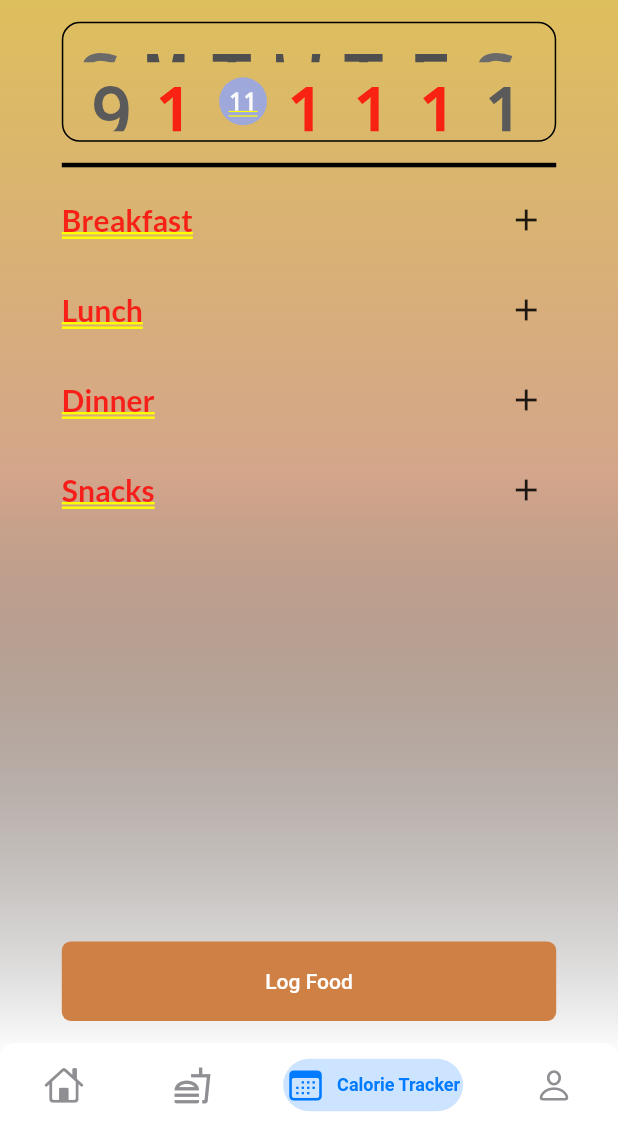
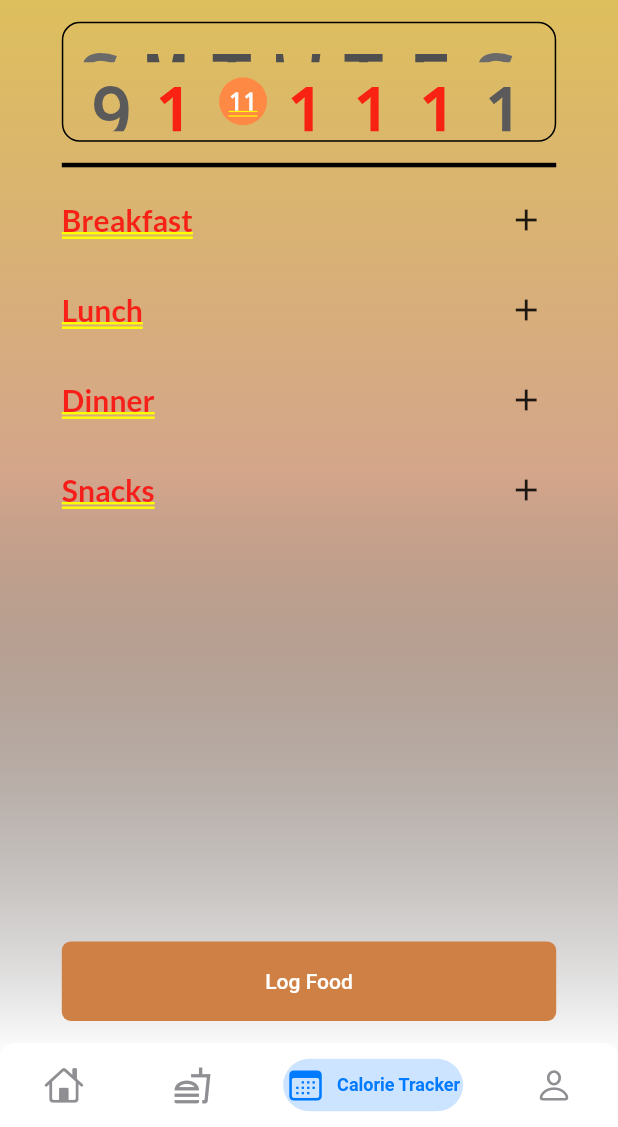
Before and after one commit to EdisonModesto/LutoJuan-Mobile, a Flutter app: the screen it shows once a user with an empty profile is signed in, item 3 of the bottom bar chosen, on a phone screen of 412 x 824 dp, the part 109-1236 px from its top. Run offline on Flutter 3.47's test engine with Material 2 defaults, Android fonts, the phone set to English and light mode, and no system bars; drawn by our look-alikes of persistent_bottom_nav_bar, table_calendar; our stand-ins replace cloud_firestore, file_picker, firebase_auth, firebase_core, firebase_storage, flutter_riverpod and 7 more; missing offline and left inert: field_suggestion, flutter_gif; accounts and stored records are empty; generated files the repository leaves out were written again; network calls fail.

Commit message:
- Added loading animations - Tweaked Calendar UI

```diff
--- a/lib/Features/3. CalorieTracking/TrackView.dart
+++ b/lib/Features/3. CalorieTracking/TrackView.dart
@@ -70,7 +70,16 @@ class _TrackViewState extends ConsumerState<TrackView> {
                       lastDay: DateTime.utc(2030, 3, 14),
                       focusedDay: DateTime.now(),
                       headerVisible: false,
-
+                      calendarStyle: CalendarStyle(
+                        selectedDecoration: BoxDecoration(
+                          color: Color(0xffFE8945),
+                          shape: BoxShape.circle,
+                        ),
+                        todayDecoration: BoxDecoration(
+                          color: Color(0xffFE8945),
+                          shape: BoxShape.circle,
+                        ),
+                      ),
                       selectedDayPredicate: (day) {
                         return isSameDay(_selectedDay, day);
                       },
--- a/lib/Features/NavBar/Nabar.dart
+++ b/lib/Features/NavBar/Nabar.dart
@@ -9,6 +9,7 @@ import 'package:persistent_bottom_nav_bar/persistent_tab_view.dart';
 
 import '../1. NewsFeed/Home_View.dart';
 import '../2. CreateRecipe/Create_View.dart';
+import 'generateLoading.dart';
 
 class AppNavBar extends ConsumerStatefulWidget {
   const AppNavBar({
@@ -25,35 +26,35 @@ class _AppNavBarState extends ConsumerState<AppNavBar> {
 
   List<Widget> _buildScreens() {
     return [
-      HomeVIew(),
-      CreateView(),
-      TrackView(),
-      ProfileView()
+      const HomeVIew(),
+      const CreateView(),
+      const TrackView(),
+      const ProfileView()
     ];
   }
 
   List<PersistentBottomNavBarItem> _navBarsItems() {
     return [
       PersistentBottomNavBarItem(
-        icon: Icon(CupertinoIcons.home),
+        icon: const Icon(CupertinoIcons.home),
         title: ("Home"),
         activeColorPrimary: CupertinoColors.activeBlue,
         inactiveColorPrimary: CupertinoColors.systemGrey,
       ),
       PersistentBottomNavBarItem(
-        icon: Icon(Icons.fastfood_outlined),
+        icon: const Icon(Icons.fastfood_outlined),
         title: ("Create Recipe"),
         activeColorPrimary: CupertinoColors.activeBlue,
         inactiveColorPrimary: CupertinoColors.systemGrey,
       ),
       PersistentBottomNavBarItem(
-        icon: Icon(CupertinoIcons.calendar),
+        icon: const Icon(CupertinoIcons.calendar),
         title: ("Calorie Tracker"),
         activeColorPrimary: CupertinoColors.activeBlue,
         inactiveColorPrimary: CupertinoColors.systemGrey,
       ),
       PersistentBottomNavBarItem(
-        icon: Icon(CupertinoIcons.person),
+        icon: const Icon(CupertinoIcons.person),
         title: ("Profile"),
         activeColorPrimary: CupertinoColors.activeBlue,
         inactiveColorPrimary: CupertinoColors.systemGrey,
@@ -87,16 +88,23 @@ class _AppNavBarState extends ConsumerState<AppNavBar> {
       ),
       popAllScreensOnTapOfSelectedTab: true,
       popActionScreens: PopActionScreensType.all,
-      itemAnimationProperties: ItemAnimationProperties( // Navigation Bar's items animation properties.
+      itemAnimationProperties: const ItemAnimationProperties( // Navigation Bar's items animation properties.
         duration: Duration(milliseconds: 200),
         curve: Curves.ease,
       ),
-      screenTransitionAnimation: ScreenTransitionAnimation( // Screen transition animation on change of selected tab.
+      screenTransitionAnimation: const ScreenTransitionAnimation( // Screen transition animation on change of selected tab.
         animateTabTransition: true,
         curve: Curves.ease,
         duration: Duration(milliseconds: 200),
       ),
-      navBarStyle: NavBarStyle.style1, // Choose the nav bar style with this property.
+      navBarStyle: NavBarStyle.style1, // Choos
+      onItemSelected: (index){
+        if(index == 1){
+          showDialog(context: context, builder: (builder){
+            return const GenerateLoading();
+          });
+        }
+      },// e the nav bar style with this property.
     );
   }
 }
--- a/pubspec.yaml
+++ b/pubspec.yaml
@@ -54,6 +54,7 @@ dependencies:
   flutter_launcher_icons: ^0.12.0
   field_suggestion: ^0.2.5
   http: ^0.13.5
+  flutter_gif: ^0.0.4
 
 dependency_overrides:
   intl: ^0.18.0
```
Also changed, not shown: assets/json/recipes.json (+10 -0 lines), lib/Features/0. Authentication/Login_View.dart (+27 -5 lines), lib/Features/0. Authentication/loginLoading.dart (added, +56 -0 lines), lib/Features/NavBar/generateLoading.dart (added, +49 -0 lines), lib/common/ViewRecipe.dart (+12 -4 lines), assets/images/flow1.gif (added), assets/images/flow2.gif (added), pubspec.lock.
